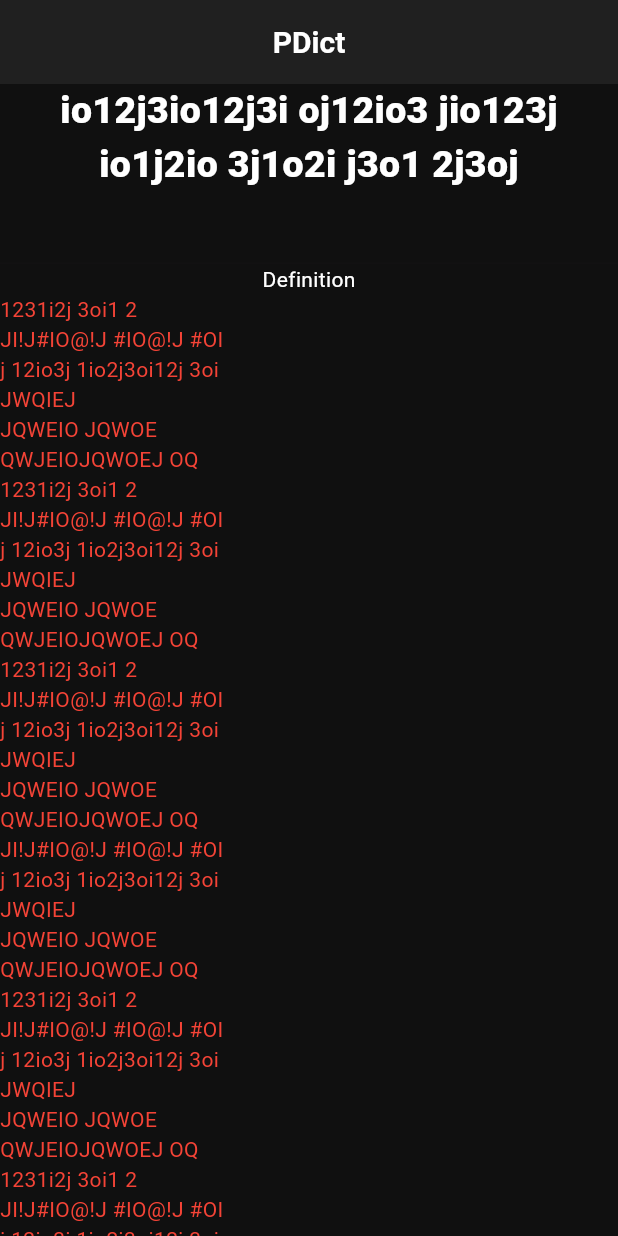
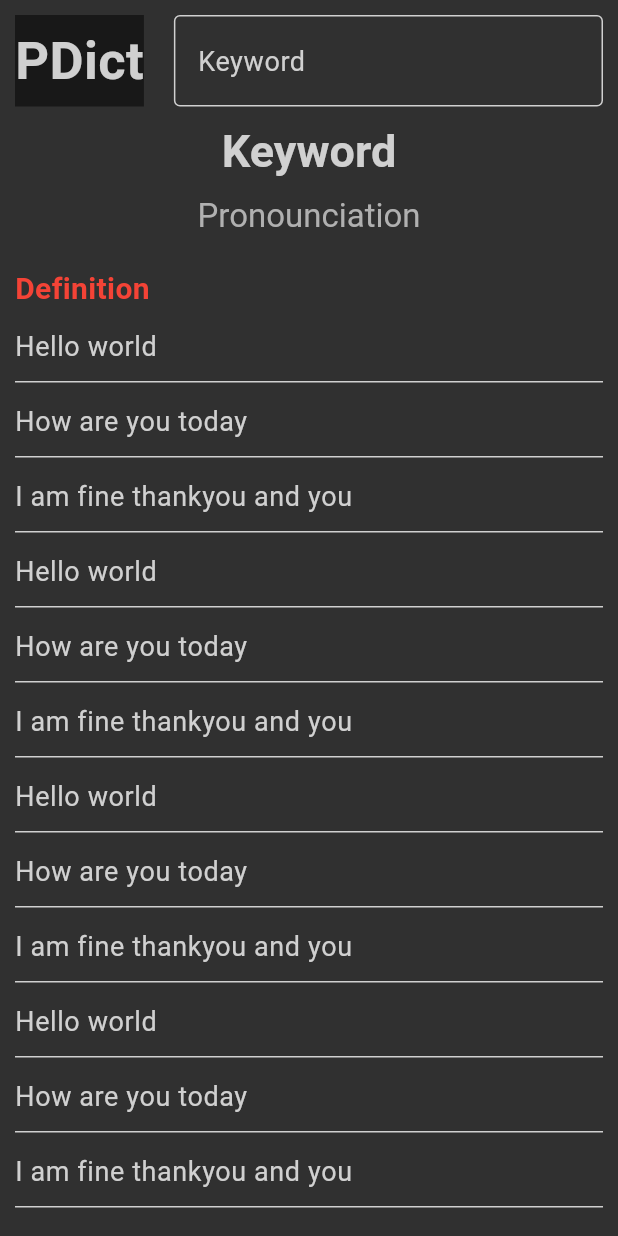
Before and after one commit to pross1312/PDict2, a Flutter app: the screen it shows after launch, on a phone screen of 412 x 824 dp. Run offline on Flutter 3.47's test engine with Material 3 defaults, Android fonts, the phone set to English and light mode, and no system bars.

Commit message:
entry scroll, basic view of definitions and usages

```diff
--- a/lib/entry.dart
+++ b/lib/entry.dart
@@ -1,12 +1,13 @@
 import 'package:flutter/material.dart';
+import 'package:pdict/ListInput.dart';
 
 class EntryData {
   EntryData();
   EntryData.from({required this.key, required this.pronounciation, required this.definitions, required this.usages, required this.groups});
-  String key = "io12j3io12j3i oj12io3 jio123j io1j2io 3j1o2i j3o1 2j3oj";
-  String pronounciation = "";
-  List<String> definitions = ["1231i2j 3oi1 2", "JI!J#IO@!J #IO@!J #OI", "j 12io3j 1io2j3oi12j 3oi", "JWQIEJ", "JQWEIO JQWOE", "QWJEIOJQWOEJ OQ", "1231i2j 3oi1 2", "JI!J#IO@!J #IO@!J #OI", "j 12io3j 1io2j3oi12j 3oi", "JWQIEJ", "JQWEIO JQWOE", "QWJEIOJQWOEJ OQ", "1231i2j 3oi1 2", "JI!J#IO@!J #IO@!J #OI", "j 12io3j 1io2j3oi12j 3oi", "JWQIEJ", "JQWEIO JQWOE", "QWJEIOJQWOEJ OQ", "JI!J#IO@!J #IO@!J #OI", "j 12io3j 1io2j3oi12j 3oi", "JWQIEJ", "JQWEIO JQWOE", "QWJEIOJQWOEJ OQ", "1231i2j 3oi1 2", "JI!J#IO@!J #IO@!J #OI", "j 12io3j 1io2j3oi12j 3oi", "JWQIEJ", "JQWEIO JQWOE", "QWJEIOJQWOEJ OQ", "1231i2j 3oi1 2", "JI!J#IO@!J #IO@!J #OI", "j 12io3j 1io2j3oi12j 3oi", "JWQIEJ", "JQWEIO JQWOE", "QWJEIOJQWOEJ OQ", "JI!J#IO@!J #IO@!J #OI", "j 12io3j 1io2j3oi12j 3oi", "JWQIEJ", "JQWEIO JQWOE", "QWJEIOJQWOEJ OQ", "1231i2j 3oi1 2", "JI!J#IO@!J #IO@!J #OI", "j 12io3j 1io2j3oi12j 3oi", "JWQIEJ", "JQWEIO JQWOE", "QWJEIOJQWOEJ OQ", "1231i2j 3oi1 2", "JI!J#IO@!J #IO@!J #OI", "j 12io3j 1io2j3oi12j 3oi", "JWQIEJ", "JQWEIO JQWOE", "QWJEIOJQWOEJ OQ"   ];
-  List<String> usages = [];
+  String key = "Keyword";
+  String pronounciation = "testing";
+  List<String> definitions = ["Hello world", "How are you today", "I am fine thankyou and you", "Hello world", "How are you today", "I am fine thankyou and you", "Hello world", "How are you today", "I am fine thankyou and you", "Hello world", "How are you today", "I am fine thankyou and you", "Hello world", "How are you today", "I am fine thankyou and you", "Hello world", "How are you today", "I am fine thankyou and you", "Hello world", "How are you today", "I am fine thankyou and you", "Hello world", "How are you today", "I am fine thankyou and you", "Hello world", "How are you today", "I am fine thankyou and you", "Hello world", "How are you today", "I am fine thankyou and you", ];
+  List<String> usages = ["Checking out usages", "Nice right"];
   List<String> groups = [];
   int lastLearned = DateTime.now().millisecondsSinceEpoch ~/ 1000;
 }
@@ -17,53 +18,70 @@ class Entry extends StatefulWidget {
   final EntryData data;
 
   @override
-  State<StatefulWidget> createState() => EntryWidget();
+  State<StatefulWidget> createState() => EntryState();
 }
 
-class EntryWidget extends State<Entry> {
-  bool isEditting = false;
+class EntryState extends State<Entry> {
+
+  late List<TextEditingController> definitionInputControllers;
+
+  late List<TextEditingController> usageInputControllers;
+
+  final labelStyle = const TextStyle(
+    fontSize: 20,
+    color: Colors.red,
+    fontWeight: FontWeight.bold,
+  );
 
   @override
-  Widget build(BuildContext context) => Column(
-    verticalDirection: VerticalDirection.down,
-    children: [
-      Text(
-        widget.data.key,
-        textAlign: TextAlign.center,
-        style: const TextStyle(
-          color: Colors.white,
-          fontWeight: FontWeight.w900,
-          fontSize: 25,
-        ),
+  Widget build(BuildContext context) {
+    definitionInputControllers = List.generate(
+      widget.data.definitions.length,
+      (int index) => TextEditingController(text: widget.data.definitions[index])
+    );
+    usageInputControllers = List.generate(
+      widget.data.usages.length,
+      (int index) => TextEditingController(text: widget.data.usages[index])
+    );
+    return CustomScrollView(
+      slivers: <Widget>[
+        SliverList.list(
+          children: [
+            Text(widget.data.key, textAlign: TextAlign.center, style: Theme.of(context).textTheme.headlineMedium),
+            TextField(
+              decoration: InputDecoration(
+                hintText: "Pronounciation",
+                hintStyle: Theme.of(context).textTheme.titleLarge,
+                border: InputBorder.none,
+              ),
+              style: Theme.of(context).textTheme.titleLarge,
+              textAlign: TextAlign.center
+            ),
+            Container(
+              child: Text("Definition", style: labelStyle),
+              margin: EdgeInsets.only(top: 10)
+            ),
+            ...listInput(definitionInputControllers),
+            Container(
+              child: Text("Usage", style: labelStyle),
+              margin: EdgeInsets.only(top: 10)
+            ),
+            ...listInput(usageInputControllers)
+          ]
+        )
+      ]
+    );
+  }
+
+  List<Widget> listInput(List<TextEditingController> controllers) => List.generate(
+    controllers.length,
+    (int index) => Container(
+      height: 50,
+      child: TextField(
+        controller: controllers[index],
+        style: Theme.of(context).textTheme.bodySmall,
+        textAlign: TextAlign.left
       ),
-      TextField(
-        style: const TextStyle(color: Colors.white),
-        autocorrect: false,
-        cursorColor: Colors.white,
-        textAlign: TextAlign.center,
-        enabled: isEditting,
-        onChanged: (value) => widget.data.pronounciation = value,
-      ),
-      Column(
-        children: [
-          const Text("Definition", textAlign: TextAlign.left, style: TextStyle(color: Colors.white)),
-          Container(
-            child: ListView.builder(
-              physics: const NeverScrollableScrollPhysics(),
-              shrinkWrap: true,
-              itemCount: widget.data.definitions.length,
-              itemBuilder: (BuildContext context, int index) {
-                return Text(widget.data.definitions[index], style: const TextStyle(color: Colors.red));
-              },
-            )
-          ),
-
-        ],
-      ),
-      TextButton(
-        onPressed: () => setState(() => isEditting = !isEditting),
-        child: const Text("Switch", style: TextStyle(color: Colors.white))
-      ),
-    ],
+    ),
   );
 }
--- a/lib/main.dart
+++ b/lib/main.dart
@@ -1,22 +1,57 @@
 import 'package:flutter/material.dart';
+import 'package:pdict/ListInput.dart';
 import 'package:pdict/entry.dart';
 
-void main() {
-  runApp(const MyApp());
-}
+void main() => runApp(const PDict());
 
-class MyApp extends StatelessWidget {
-  const MyApp({super.key});
+class PDict extends StatelessWidget {
+  const PDict({super.key});
 
-  // This widget is the root of your application.
+  ThemeData _gruberDarkerTheme() {
+    return ThemeData(
+      brightness: Brightness.dark,
+      primaryColor: const Color(0xFF181818),
+      scaffoldBackgroundColor: const Color(0xFF181818),
+      cardColor: const Color(0xFF282828),
+      appBarTheme: const AppBarTheme(
+        backgroundColor: Color(0xFF181818),
+        centerTitle: true,
+        titleTextStyle: TextStyle(
+          color: Color(0xFFD0D0D0),
+          fontSize: 35,
+          fontWeight: FontWeight.bold,
+        ),
+        iconTheme: IconThemeData(color: Color(0xFFD0D0D0)),
+      ),
+      textTheme: const TextTheme(
+        bodySmall: TextStyle(color: Color(0xFFD0D0D0), fontSize: 18),
+        bodyMedium: TextStyle(color: Color(0xFFD0D0D0), fontSize: 20),
+        headlineMedium: TextStyle(color: Color(0xFFD0D0D0), fontSize: 30, fontWeight: FontWeight.bold),
+        titleLarge: TextStyle(color: Color(0xFFB0B0B0)),
+      ),
+      buttonTheme: const ButtonThemeData(
+        buttonColor: Color(0xFFA03636),
+        textTheme: ButtonTextTheme.primary,
+      ),
+      iconTheme: const IconThemeData(color: Color(0xFFD0D0D0)),
+      colorScheme: const ColorScheme.dark(
+        primary: Color(0xFFA03636),
+        secondary: Color(0xFF668799),
+        surface: Color(0xFF282828),
+        background: Color(0xFF181818),
+        onBackground: Color(0xFFD0D0D0),
+        onPrimary: Color(0xFFFFFFFF),
+        onSecondary: Color(0xFFD0D0D0),
+      ),
+    );
+  }
+
   @override
   Widget build(BuildContext context) {
     return MaterialApp(
-      title: 'Flutter Demo',
-      theme: ThemeData(
-        colorScheme: ColorScheme.fromSeed(seedColor: Colors.deepPurple),
-        useMaterial3: true,
-      ),
+      debugShowCheckedModeBanner: false,
+      theme: _gruberDarkerTheme(),
+      title: 'PDict',
       home: const HomePage(),
     );
   }
@@ -30,18 +65,56 @@ class HomePage extends StatefulWidget {
 }
 
 class _HomePageState extends State<HomePage> {
+
+  EntryData entryData = EntryData();
+
   @override
   Widget build(BuildContext context) {
     return Scaffold(
-      backgroundColor: const Color(0xff101010),
-      appBar: AppBar(
-        backgroundColor: const Color(0xff202020),
-        foregroundColor: Colors.white,
-        title: const Text("PDict"),
-        titleTextStyle: const TextStyle(fontWeight: FontWeight.bold, fontSize: 20),
-        centerTitle: true,
+      backgroundColor: const Color(0xff303030),
+      body: Container(
+        padding: EdgeInsets.all(10.0),
+        child: Column(
+          children: [
+            IntrinsicHeight(
+              child: Row(
+                crossAxisAlignment: CrossAxisAlignment.stretch,
+                children: <Widget>[
+                  Container(
+                    alignment: Alignment.center,
+                    color: Theme.of(context).appBarTheme.backgroundColor,
+                    child: Text("PDict", style: Theme.of(context).appBarTheme.titleTextStyle),
+                    margin: EdgeInsets.only(right: 20),
+                  ),
+                  Expanded(child: searchBox())
+                ]
+              )
+            ),
+            Expanded(flex: 1, child: Container(
+              padding: const EdgeInsets.only(top: 10),
+              child: Entry(data: entryData),
+            ))
+          ]
+        )
+      )
+    );
+  }
+
+  void query(String keyword) {
+    setState(() {
+      entryData.key = keyword;
+    });
+  }
+
+  Widget searchBox() {
+    return TextField(
+      decoration: InputDecoration(
+        hintText: "Keyword",
+        border: OutlineInputBorder(),
+        hintStyle: Theme.of(context).textTheme.bodySmall
       ),
-      body: Entry(data: EntryData()),
+      style: Theme.of(context).textTheme.bodyMedium,
+      onSubmitted: query,
     );
   }
 }
```
